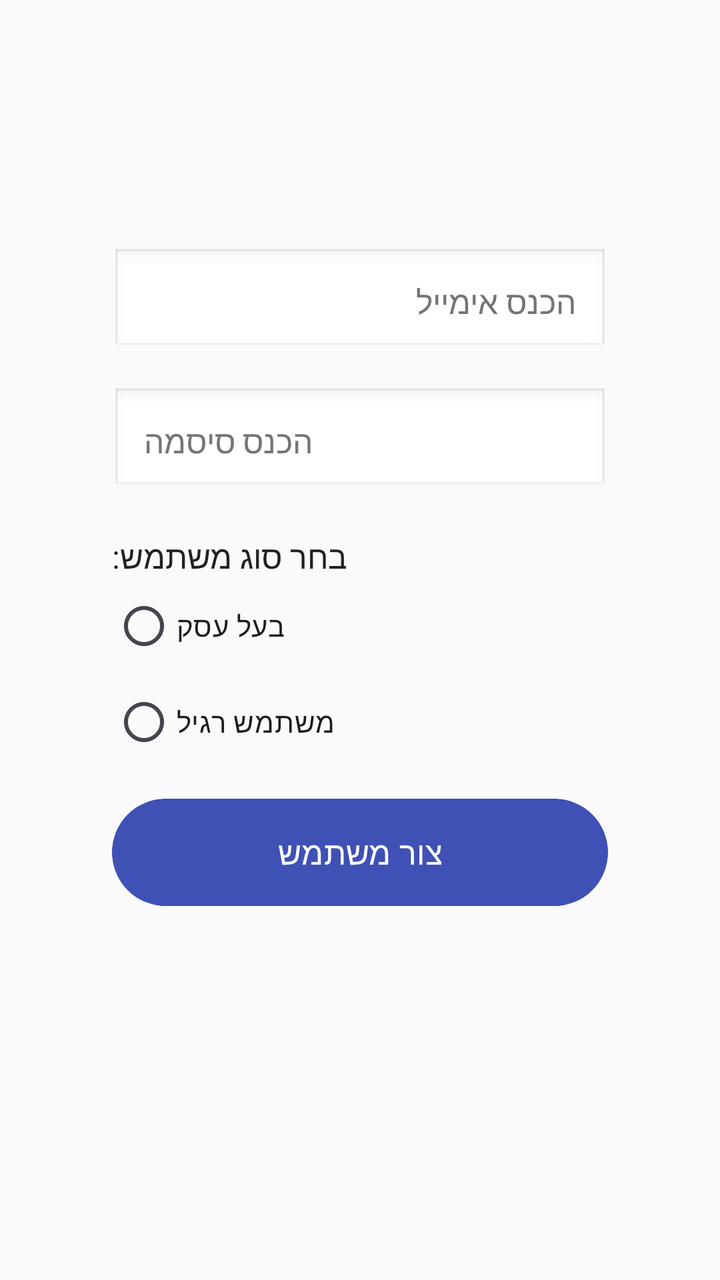
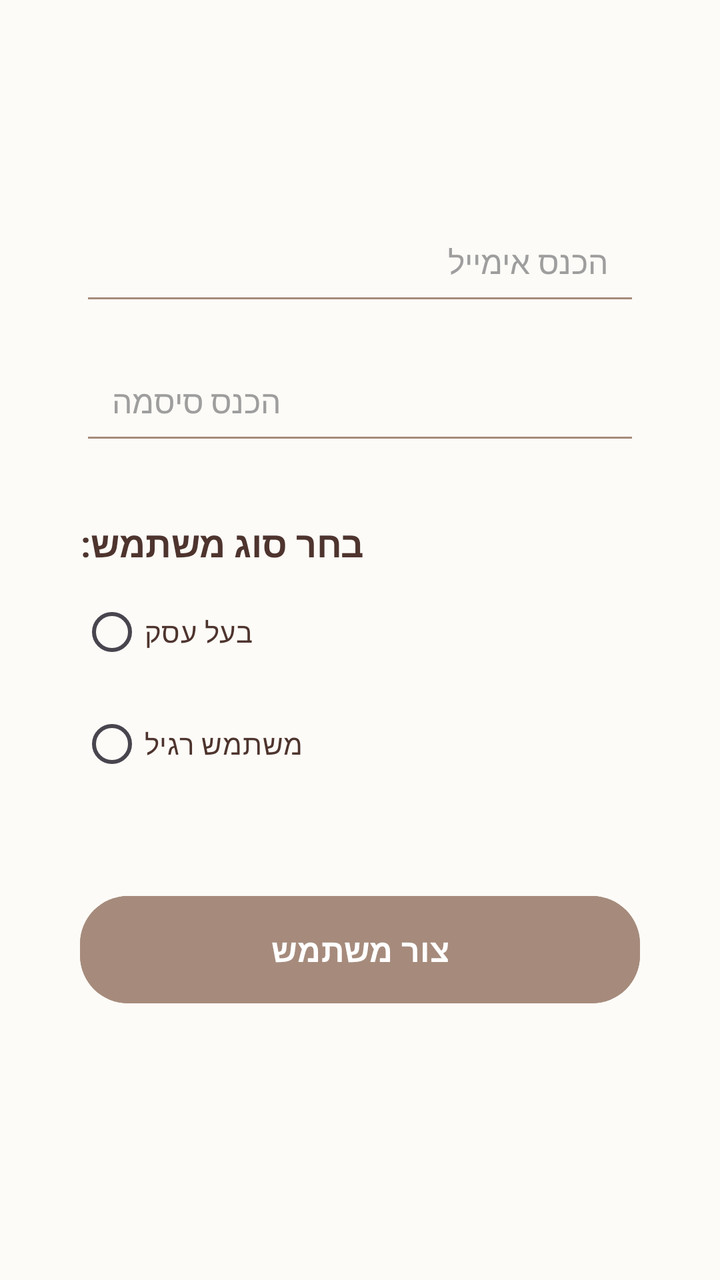

An Android layout rendered at two revisions. The XML below is the earlier revision; the diff shows what the commit changed to produce the second picture.
<!-- AndroidManifest.xml: application theme Theme.MyApplication -->
<!-- res/layout/activity_register.xml -->
<?xml version="1.0" encoding="utf-8"?>
<androidx.constraintlayout.widget.ConstraintLayout
    xmlns:android="http://schemas.android.com/apk/res/android"
    xmlns:app="http://schemas.android.com/apk/res-auto"
    xmlns:tools="http://schemas.android.com/tools"
    android:id="@+id/main"
    android:layout_width="match_parent"
    android:layout_height="match_parent"
    android:padding="24dp"
    android:background="#FAFAFA"
    tools:context=".RegisterActivity">

    
    <EditText
        android:id="@+id/eTEmail"
        android:layout_width="0dp"
        android:layout_height="wrap_content"
        android:hint="הכנס אימייל"
        android:inputType="textEmailAddress"
        android:padding="16dp"
        android:textColor="#212121"
        android:textColorHint="#757575"
        android:textSize="16sp"
        android:background="@android:drawable/edit_text"
        app:layout_constraintTop_toTopOf="parent"
        app:layout_constraintStart_toStartOf="parent"
        app:layout_constraintEnd_toEndOf="parent"
        android:layout_marginTop="100dp"
        android:layout_marginHorizontal="32dp" />

    
    <EditText
        android:id="@+id/eTPass"
        android:layout_width="0dp"
        android:layout_height="wrap_content"
        android:hint="הכנס סיסמה"
        android:inputType="textPassword"
        android:padding="16dp"
        android:textColor="#212121"
        android:textColorHint="#757575"
        android:textSize="16sp"
        android:background="@android:drawable/edit_text"
        app:layout_constraintTop_toBottomOf="@id/eTEmail"
        app:layout_constraintStart_toStartOf="parent"
        app:layout_constraintEnd_toEndOf="parent"
        android:layout_marginTop="16dp"
        android:layout_marginHorizontal="32dp" />

    
    <TextView
        android:id="@+id/tVTypeTitle"
        android:layout_width="wrap_content"
        android:layout_height="wrap_content"
        android:text="בחר סוג משתמש:"
        android:textColor="#212121"
        android:textSize="16sp"
        app:layout_constraintTop_toBottomOf="@id/eTPass"
        app:layout_constraintStart_toStartOf="parent"
        android:layout_marginTop="20dp"
        android:layout_marginStart="32dp" />

    <RadioGroup
        android:id="@+id/radioGroupType"
        android:layout_width="0dp"
        android:layout_height="wrap_content"
        app:layout_constraintTop_toBottomOf="@id/tVTypeTitle"
        app:layout_constraintStart_toStartOf="parent"
        app:layout_constraintEnd_toEndOf="parent"
        android:layout_marginHorizontal="32dp">

        <RadioButton
            android:id="@+id/rbBusiness"
            android:layout_width="wrap_content"
            android:layout_height="wrap_content"
            android:text="בעל עסק" />

        <RadioButton
            android:id="@+id/rbClient"
            android:layout_width="wrap_content"
            android:layout_height="wrap_content"
            android:text="משתמש רגיל" />

    </RadioGroup>


    

    

    <Button
        android:id="@+id/createUser"
        android:layout_width="0dp"
        android:layout_height="wrap_content"
        android:layout_marginHorizontal="32dp"
        android:layout_marginTop="148dp"
        android:backgroundTint="#3F51B5"
        android:clipToOutline="true"
        android:padding="16dp"
        android:text="צור משתמש"
        android:textColor="#FFFFFF"
        android:textSize="16sp"
        app:layout_constraintEnd_toEndOf="parent"
        app:layout_constraintStart_toStartOf="parent"
        app:layout_constraintTop_toBottomOf="@id/eTPass" />

    <TextView
        android:id="@+id/tVMsg"
        android:layout_width="0dp"
        android:layout_height="wrap_content"
        android:layout_marginHorizontal="32dp"
        android:layout_marginTop="204dp"
        android:gravity="center"
        android:text=""
        android:textColor="#D32F2F"
        android:textSize="16sp"
        app:layout_constraintEnd_toEndOf="parent"
        app:layout_constraintHorizontal_bias="0.0"
        app:layout_constraintStart_toStartOf="parent"
        app:layout_constraintTop_toBottomOf="@id/createUser" />

</androidx.constraintlayout.widget.ConstraintLayout>
<!-- resources referenced by this layout -->
<resources>
  <style name="Theme.MyApplication" parent="Base.Theme.MyApplication" />
  <style name="Base.Theme.MyApplication" parent="Theme.Material3.DayNight.NoActionBar">
      </style>
</resources>

<!-- the commit's change to res/layout/activity_register.xml (unified diff, before → after) -->
@@ -7,10 +7,9 @@
     android:layout_width="match_parent"
     android:layout_height="match_parent"
     android:padding="24dp"
-    android:background="#FAFAFA"
+    android:background="@color/backgroundColor"
     tools:context=".RegisterActivity">
 
-    
     <EditText
         android:id="@+id/eTEmail"
         android:layout_width="0dp"
@@ -18,17 +17,16 @@
         android:hint="הכנס אימייל"
         android:inputType="textEmailAddress"
         android:padding="16dp"
-        android:textColor="#212121"
-        android:textColorHint="#757575"
+        android:textColor="@color/textColor"
+        android:textColorHint="#9E9E9E"
         android:textSize="16sp"
-        android:background="@android:drawable/edit_text"
+        android:backgroundTint="@color/colorPrimary"
         app:layout_constraintTop_toTopOf="parent"
         app:layout_constraintStart_toStartOf="parent"
         app:layout_constraintEnd_toEndOf="parent"
-        android:layout_marginTop="100dp"
-        android:layout_marginHorizontal="32dp" />
+        android:layout_marginTop="80dp"
+        android:layout_marginHorizontal="16dp" />
 
-    
     <EditText
         android:id="@+id/eTPass"
         android:layout_width="0dp"
@@ -36,28 +34,28 @@
         android:hint="הכנס סיסמה"
         android:inputType="textPassword"
         android:padding="16dp"
-        android:textColor="#212121"
-        android:textColorHint="#757575"
+        android:textColor="@color/textColor"
+        android:textColorHint="#9E9E9E"
         android:textSize="16sp"
-        android:background="@android:drawable/edit_text"
+        android:backgroundTint="@color/colorPrimary"
         app:layout_constraintTop_toBottomOf="@id/eTEmail"
         app:layout_constraintStart_toStartOf="parent"
         app:layout_constraintEnd_toEndOf="parent"
         android:layout_marginTop="16dp"
-        android:layout_marginHorizontal="32dp" />
+        android:layout_marginHorizontal="16dp" />
 
-    
     <TextView
         android:id="@+id/tVTypeTitle"
         android:layout_width="wrap_content"
         android:layout_height="wrap_content"
         android:text="בחר סוג משתמש:"
-        android:textColor="#212121"
-        android:textSize="16sp"
+        android:textColor="@color/textColor"
+        android:textSize="18sp"
+        android:textStyle="bold"
         app:layout_constraintTop_toBottomOf="@id/eTPass"
         app:layout_constraintStart_toStartOf="parent"
-        android:layout_marginTop="20dp"
-        android:layout_marginStart="32dp" />
+        android:layout_marginTop="32dp"
+        android:layout_marginStart="16dp" />
 
     <RadioGroup
         android:id="@+id/radioGroupType"
@@ -66,49 +64,52 @@
         app:layout_constraintTop_toBottomOf="@id/tVTypeTitle"
         app:layout_constraintStart_toStartOf="parent"
         app:layout_constraintEnd_toEndOf="parent"
-        android:layout_marginHorizontal="32dp">
+        android:layout_marginTop="8dp"
+        android:layout_marginHorizontal="16dp">
 
         <RadioButton
             android:id="@+id/rbBusiness"
             android:layout_width="wrap_content"
             android:layout_height="wrap_content"
-            android:text="בעל עסק" />
+            android:text="בעל עסק"
+            android:textColor="@color/textColor"
+            android:buttonTint="@color/colorAccent"
+            android:layout_marginBottom="8dp"/>
 
         <RadioButton
             android:id="@+id/rbClient"
             android:layout_width="wrap_content"
             android:layout_height="wrap_content"
-            android:text="משתמש רגיל" />
+            android:text="משתמש רגיל"
+            android:textColor="@color/textColor"
+            android:buttonTint="@color/colorAccent"/>
 
     </RadioGroup>
 
-
-    
-
-    
 
     <Button
         android:id="@+id/createUser"
         android:layout_width="0dp"
         android:layout_height="wrap_content"
-        android:layout_marginHorizontal="32dp"
-        android:layout_marginTop="148dp"
-        android:backgroundTint="#3F51B5"
-        android:clipToOutline="true"
+        android:layout_marginHorizontal="16dp"
+        android:layout_marginTop="48dp"
+        android:backgroundTint="@color/colorPrimary"
         android:padding="16dp"
         android:text="צור משתמש"
         android:textColor="#FFFFFF"
         android:textSize="16sp"
+        android:textStyle="bold"
+        app:cornerRadius="24dp"
         app:layout_constraintEnd_toEndOf="parent"
         app:layout_constraintStart_toStartOf="parent"
-        app:layout_constraintTop_toBottomOf="@id/eTPass" />
+        app:layout_constraintTop_toBottomOf="@id/radioGroupType" />
 
     <TextView
         android:id="@+id/tVMsg"
         android:layout_width="0dp"
         android:layout_height="wrap_content"
         android:layout_marginHorizontal="32dp"
-        android:layout_marginTop="204dp"
+        android:layout_marginTop="24dp"
         android:gravity="center"
         android:text=""
         android:textColor="#D32F2F"
<!-- resource entries referenced after the edit -->
@@ -1,5 +1,9 @@
 <!-- resources referenced by this layout -->
 <resources>
+  <color name="backgroundColor">#FDFBF7</color>
+  <color name="colorAccent">#8DA399</color>
+  <color name="colorPrimary">#A68B7C</color>
+  <color name="textColor">#4E342E</color>
   <style name="Theme.MyApplication" parent="Base.Theme.MyApplication" />
   <style name="Base.Theme.MyApplication" parent="Theme.Material3.DayNight.NoActionBar">
       </style>
